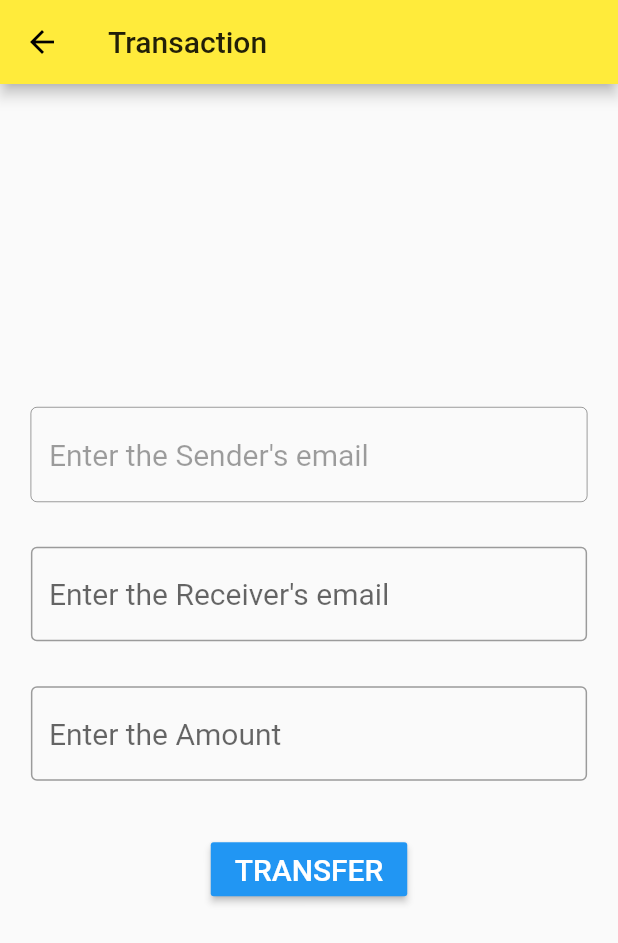
After one commit to Prayag03/BankingApp, a Flutter app: the Transactions screen opened directly, on a phone screen of 412 x 824 dp. The commit adds this screen. Shown: the top 943 px of the screen. Run offline on Flutter 3.47's test engine with Material 2 defaults, Android fonts, the phone set to English and light mode, and no system bars; our stand-ins replace fluttertoast, sqflite; missing offline and left inert: expansion_card; accounts and stored records are empty; statements that could not run were skipped.

Commit message:
All Done

```diff
--- /dev/null
+++ b/lib/pages/Transactions.dart
@@ -0,0 +1,152 @@
+import 'package:bankingapp/main.dart';
+import 'package:bankingapp/pages/dbhelper.dart';
+import 'package:flutter/material.dart';
+import 'package:bankingapp/pages/Customers.dart';
+import 'package:fluttertoast/fluttertoast.dart';
+import 'package:bankingapp/pages/History.dart';
+import 'dart:async';
+import 'dart:io';
+
+class Transactions extends StatefulWidget {
+  final String email;
+  final double balance;
+
+  const Transactions({Key key, this.email, this.balance}) : super(key: key);
+  @override
+  _TransactionsState createState() => _TransactionsState(email, balance);
+}
+
+class _TransactionsState extends State<Transactions> {
+  final dbhelper = Databasehelper.instance;
+
+  TextEditingController se = TextEditingController();
+  TextEditingController re = TextEditingController();
+  TextEditingController am = TextEditingController();
+  final String email;
+  final double balance;
+  bool validated = true;
+  String semail = "";
+  String remail = "";
+  String errtext = "";
+  double payamount = 0;
+  double amount = 0;
+  bool validate = true;
+
+  _TransactionsState(this.email, this.balance);
+
+  final db = Databasehelper.instance;
+  var allrows;
+  List<Map<String, dynamic>> items = List<Map<String, dynamic>>();
+  void queryall() async {
+    allrows = await db.queryall();
+    allrows.forEach((element) {
+      items.add(element);
+    });
+
+    /*print('===================');
+    print(items);
+    print('===================');*/
+  }
+
+  void initState() {
+    super.initState();
+    se.text = email;
+  }
+
+
+  void updatedata(String email, double balance) async {
+    var row = await dbhelper.updatedata(email, balance);
+    print(email);
+  }
+
+  void updatedata2(String email, double balance) async {
+    var row = await dbhelper.updatedata2(email, balance);
+    print(email);
+  }
+
+  @override
+  Widget build(BuildContext context) {
+    return Scaffold(
+        appBar: AppBar(
+          title: Text("Transaction"),
+        ),
+        body: Center(
+          child: Container(
+            width: MediaQuery.of(context).size.width * 0.90,
+            child: Column(
+              mainAxisAlignment: MainAxisAlignment.center,
+              children: <Widget>[
+                Padding(
+                  padding: EdgeInsets.symmetric(vertical: 15.0),
+                  child: TextField(
+                    cursorColor: Colors.white,
+                    style: TextStyle(color: Colors.black, fontSize: 20),
+                    controller: se,
+                    autofocus: true,
+                    onChanged: (_val) {
+                      semail = _val;
+                    },
+                    decoration: InputDecoration(
+                      enabled: false,
+                      hintText: "Enter the Sender's email",
+                      border: OutlineInputBorder(),
+                    ),
+                  ),
+                ),
+                Padding(
+                  padding: EdgeInsets.symmetric(vertical: 15.0),
+                  child: TextField(
+                    cursorColor: Colors.white,
+                    style: TextStyle(color: Colors.black, fontSize: 20),
+                    controller: re,
+                    onChanged: (_val) {
+                      remail = _val;
+                    },
+                    decoration: InputDecoration(
+                      hintText: "Enter the Receiver's email",
+                      border: OutlineInputBorder(),
+                    ),
+                  ),
+                ),
+                Padding(
+                  padding: EdgeInsets.symmetric(vertical: 15.0),
+                  child: TextField(
+                    cursorColor: Colors.white,
+                    style: TextStyle(color: Colors.black, fontSize: 20),
+                    controller: am,
+                    onChanged: (_val) {
+                      payamount = double.parse(_val);
+                    },
+                    decoration: InputDecoration(
+                      hintText: "Enter the Amount",
+                      border: OutlineInputBorder(),
+                    ),
+                  ),
+                ),
+                Padding(
+                  padding: EdgeInsets.symmetric(vertical: 20.0),
+                  child: RaisedButton(
+                    onPressed: () {
+                      updatedata(email, balance - double.parse(am.text));
+                      print('------');
+                      print(email);
+                      print('------');
+                      print(balance);
+                      print('------');
+                      updatedata2(re.text, balance + double.parse(am.text));
+                      Navigator.push(context,
+                          MaterialPageRoute(builder: (context) => Homepage()));
+                    },
+                    color: Colors.blue,
+                    child: Text(
+                      "TRANSFER",
+                      style: TextStyle(color: Colors.white, fontSize: 20),
+                    ),
+                  ),
+                ),
+              ],
+            ),
+          ),
+        ));
+  }
+}
--- a/lib/pages/dbhelper.dart
+++ b/lib/pages/dbhelper.dart
@@ -19,8 +19,8 @@ class Databasehelper {
   static final columnID = 'id';
   static final columnName = "name";
   static final columnEmail = 'email';
-  static final columnAmount = 'amount';
   static final columnMobile = 'mobileNo';
+  static final columnBalance = 'balance';
 
   // a database
   static Database _database;
@@ -54,8 +54,8 @@ class Databasehelper {
         $columnID INTEGER PRIMARY KEY,
         $columnName TEXT NOT NULL,
         $columnEmail VARCHAR NOT NULL,
-        $columnAmount INTEGER NOT NULL,
-        $columnMobile INTEGER NOT NULL
+        $columnMobile INTEGER NOT NULL,
+        $columnBalance DOUBLE NOT NULL
       );
       ''');
   }
@@ -78,4 +78,33 @@ class Databasehelper {
     var res = await db.delete(table, where: "id = ?", whereArgs: [id]);
     return res;
   }
+
+  Future<int> updatedata2(String email, double balance) async {
+    Database db = await instance.databse;
+     int updateCount = await db.update(
+        Databasehelper.table,
+        { Databasehelper.columnBalance  : balance, },
+        where: '${Databasehelper.columnEmail} = ?',
+        whereArgs: [email]);
+  }
+  Future<int> updatedata(String email, double balance) async {
+    Database db = await instance.databse;
+     int updateCount = await db.update(
+        Databasehelper.table,
+        { Databasehelper.columnBalance  : balance, },
+        where: '${Databasehelper.columnEmail} = ?',
+        whereArgs: [email]);
+
+  }
+
+
+  Future<int> showdata(String email, double balance) async {
+    Database db = await instance.databse;
+     int updateCount = await db.update(
+        Databasehelper.table,
+        { Databasehelper.columnBalance  : balance, },
+        where: '${Databasehelper.columnEmail} = ?',
+        whereArgs: [email]);
+
+  }
 }
--- a/pubspec.yaml
+++ b/pubspec.yaml
@@ -31,6 +31,7 @@ dependencies:
   sqflite:  "^0.11.0+1"
   path_provider: any
   expansion_card: any
+  fluttertoast: any
 
 dev_dependencies:
   flutter_test:
```
Also changed, not shown: lib/main.dart (+13 -7 lines), lib/pages/Customers.dart (+48 -32 lines), lib/pages/History.dart (added, +98 -0 lines), pubspec.lock.
